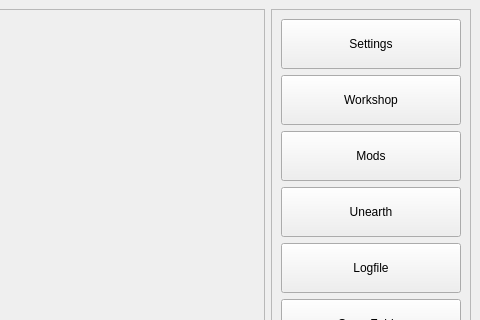
Before: the Qt Designer form ui/launchermainwindow.ui in yani/keeperfx-launcher-qt, drawn with Qt 5; both pictures show x 270 to 750 and y 0 to 320 of the 750 by 500 pixel window.
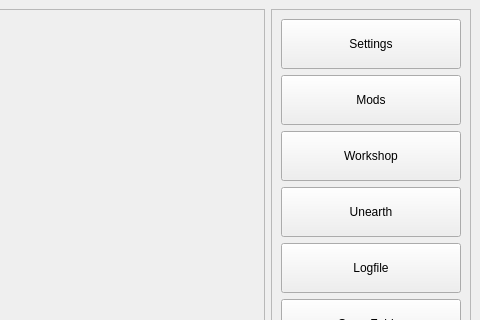
After: the same form once the commit is applied. Icons and pictures are not drawn.

Commit message: move Mods button in main window

The edit to the form file:
```diff
--- a/ui/launchermainwindow.ui
+++ b/ui/launchermainwindow.ui
@@ -298,6 +298,19 @@
          </property>
         </widget>
        </item>
+       <item>
+        <widget class="QPushButton" name="modsButton">
+         <property name="minimumSize">
+          <size>
+           <width>0</width>
+           <height>50</height>
+          </size>
+         </property>
+         <property name="text">
+          <string comment="Button">Mods</string>
+         </property>
+        </widget>
+       </item>
        <item>
         <widget class="QPushButton" name="workshopButton">
          <property name="minimumSize">
@@ -314,19 +327,6 @@
          </property>
         </widget>
        </item>
-       <item>
-        <widget class="QPushButton" name="modsButton">
-         <property name="minimumSize">
-          <size>
-           <width>0</width>
-           <height>50</height>
-          </size>
-         </property>
-         <property name="text">
-          <string comment="Button">Mods</string>
-         </property>
-        </widget>
-       </item>
        <item>
         <widget class="QPushButton" name="unearthButton">
          <property name="minimumSize">
```
